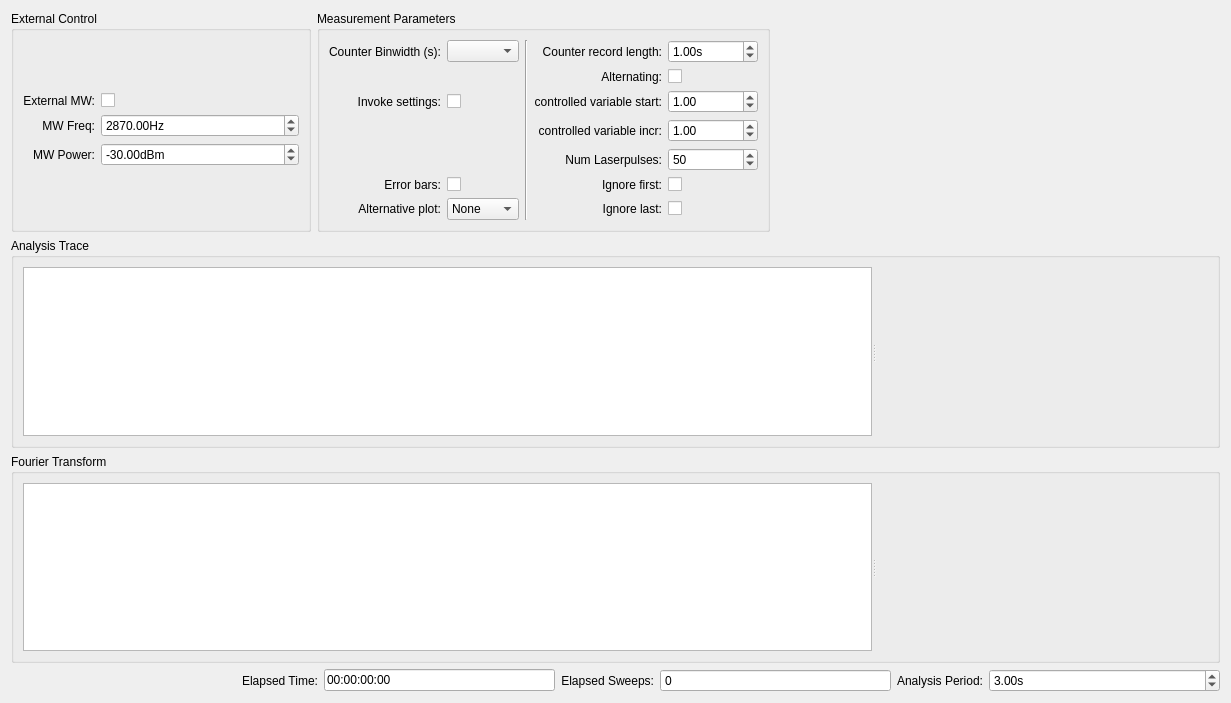
Above: src/qudi/gui/pulsed/ui_pulse_analysis.ui from Ulm-IQO/qudi-iqo-modules before the change. Below: the same form after it.
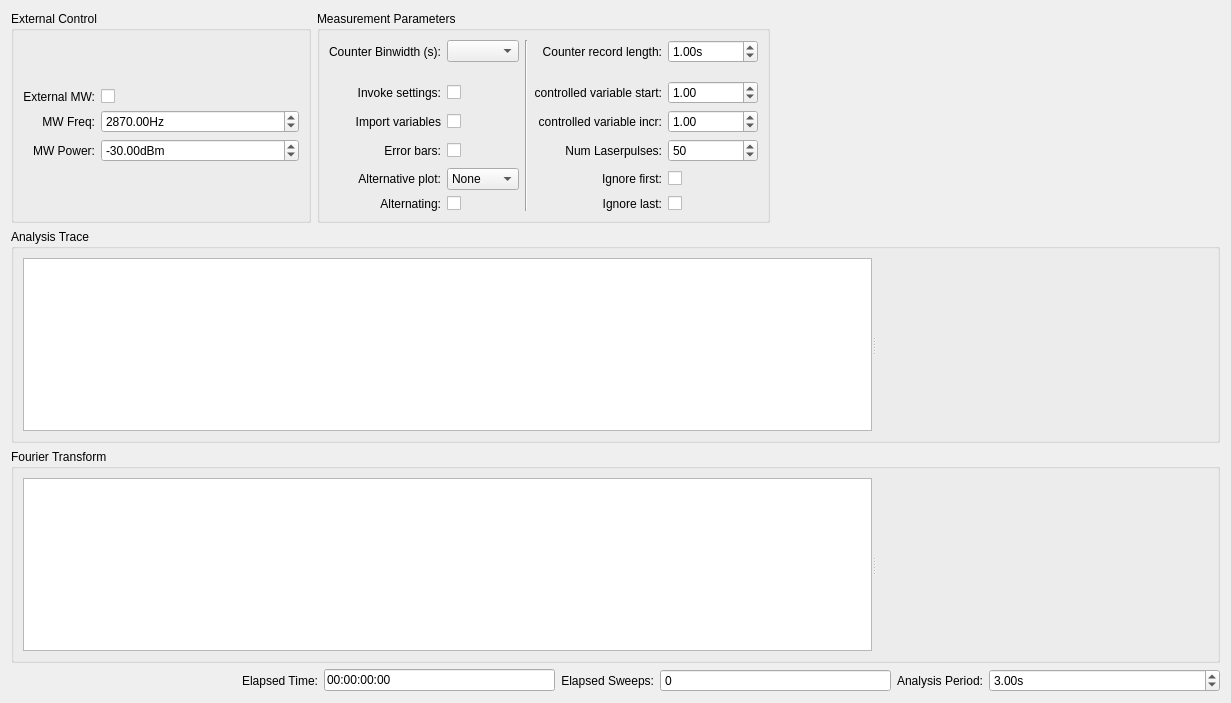
That is the form after the change. Custom widgets are drawn as their Qt base class.

```diff
--- a/src/qudi/gui/pulsed/ui_pulse_analysis.ui
+++ b/src/qudi/gui/pulsed/ui_pulse_analysis.ui
@@ -13,6 +13,9 @@
   <property name="windowTitle">
    <string>Form</string>
   </property>
+  <property name="import_vars_array" stdset="0">
+   <bool>false</bool>
+  </property>
   <layout class="QVBoxLayout" name="verticalLayout_3" stretch="0,1,1,0">
    <item>
     <layout class="QHBoxLayout" name="horizontalLayout_3">
@@ -171,16 +174,12 @@
        </property>
        <layout class="QGridLayout" name="gridLayout_28">
         <item row="0" column="0">
-         <layout class="QGridLayout" name="gridLayout_25">
-          <item row="0" column="2" rowspan="7">
-           <widget class="Line" name="line">
-            <property name="orientation">
-             <enum>Qt::Vertical</enum>
-            </property>
-           </widget>
-          </item>
+         <layout class="QGridLayout" name="gridLayout_25" rowstretch="0,0,0,0,0,0,0,0" columnstretch="0,0,0,0,0">
+          <property name="spacing">
+           <number>6</number>
+          </property>
           <item row="6" column="4">
-           <widget class="QCheckBox" name="ana_param_ignore_last_CheckBox">
+           <widget class="QCheckBox" name="ana_param_ignore_first_CheckBox">
             <property name="sizePolicy">
              <sizepolicy hsizetype="Preferred" vsizetype="Fixed">
               <horstretch>0</horstretch>
@@ -195,16 +194,38 @@
             </property>
            </widget>
           </item>
-          <item row="0" column="3">
-           <widget class="QLabel" name="ana_param_record_length_Label">
+          <item row="3" column="3">
+           <widget class="QLabel" name="ana_param_x_axis_start_Label">
             <property name="text">
-             <string>Counter record length:</string>
+             <string>controlled variable start:</string>
             </property>
             <property name="alignment">
              <set>Qt::AlignRight|Qt::AlignTrailing|Qt::AlignVCenter</set>
             </property>
            </widget>
           </item>
+          <item row="3" column="1">
+           <widget class="QCheckBox" name="ana_param_invoke_settings_CheckBox">
+            <property name="enabled">
+             <bool>true</bool>
+            </property>
+            <property name="sizePolicy">
+             <sizepolicy hsizetype="Preferred" vsizetype="Fixed">
+              <horstretch>0</horstretch>
+              <verstretch>0</verstretch>
+             </sizepolicy>
+            </property>
+            <property name="layoutDirection">
+             <enum>Qt::LeftToRight</enum>
+            </property>
+            <property name="text">
+             <string/>
+            </property>
+            <property name="checked">
+             <bool>false</bool>
+            </property>
+           </widget>
+          </item>
           <item row="0" column="4">
            <widget class="ScienDSpinBox" name="ana_param_record_length_DoubleSpinBox">
             <property name="sizePolicy">
@@ -227,45 +248,74 @@
             </property>
            </widget>
           </item>
-          <item row="2" column="4">
-           <widget class="ScienDSpinBox" name="ana_param_x_axis_start_ScienDSpinBox">
-            <property name="enabled">
-             <bool>true</bool>
-            </property>
+          <item row="7" column="1">
+           <widget class="QCheckBox" name="ana_param_alternating_CheckBox">
             <property name="sizePolicy">
-             <sizepolicy hsizetype="Expanding" vsizetype="Fixed">
+             <sizepolicy hsizetype="Preferred" vsizetype="Fixed">
               <horstretch>0</horstretch>
               <verstretch>0</verstretch>
              </sizepolicy>
             </property>
-            <property name="maximum">
-             <double>999999999.000000000000000</double>
+            <property name="layoutDirection">
+             <enum>Qt::LeftToRight</enum>
             </property>
-            <property name="value">
-             <double>1.000000000000000</double>
-            </property>
-           </widget>
-          </item>
-          <item row="3" column="4">
-           <widget class="ScienDSpinBox" name="ana_param_x_axis_inc_ScienDSpinBox">
-            <property name="enabled">
-             <bool>true</bool>
-            </property>
-            <property name="sizePolicy">
-             <sizepolicy hsizetype="Expanding" vsizetype="Fixed">
-              <horstretch>0</horstretch>
-              <verstretch>0</verstretch>
-             </sizepolicy>
-            </property>
-            <property name="maximum">
-             <double>999999999.000000000000000</double>
-            </property>
-            <property name="value">
-             <double>1.000000000000000</double>
+            <property name="text">
+             <string/>
             </property>
            </widget>
           </item>
           <item row="4" column="4">
+           <widget class="ScienDSpinBox" name="ana_param_x_axis_inc_ScienDSpinBox">
+            <property name="enabled">
+             <bool>true</bool>
+            </property>
+            <property name="sizePolicy">
+             <sizepolicy hsizetype="Expanding" vsizetype="Fixed">
+              <horstretch>0</horstretch>
+              <verstretch>0</verstretch>
+             </sizepolicy>
+            </property>
+            <property name="maximum">
+             <double>999999999.000000000000000</double>
+            </property>
+            <property name="value">
+             <double>1.000000000000000</double>
+            </property>
+           </widget>
+          </item>
+          <item row="0" column="3">
+           <widget class="QLabel" name="ana_param_record_length_Label">
+            <property name="text">
+             <string>Counter record length:</string>
+            </property>
+            <property name="alignment">
+             <set>Qt::AlignRight|Qt::AlignTrailing|Qt::AlignVCenter</set>
+            </property>
+           </widget>
+          </item>
+          <item row="4" column="1">
+           <widget class="QCheckBox" name="ana_param_import_vars_CheckBox">
+            <property name="enabled">
+             <bool>true</bool>
+            </property>
+            <property name="sizePolicy">
+             <sizepolicy hsizetype="Preferred" vsizetype="Fixed">
+              <horstretch>0</horstretch>
+              <verstretch>0</verstretch>
+             </sizepolicy>
+            </property>
+            <property name="layoutDirection">
+             <enum>Qt::LeftToRight</enum>
+            </property>
+            <property name="text">
+             <string/>
+            </property>
+            <property name="checked">
+             <bool>false</bool>
+            </property>
+           </widget>
+          </item>
+          <item row="5" column="4">
            <widget class="QSpinBox" name="ana_param_num_laser_pulse_SpinBox">
             <property name="sizePolicy">
              <sizepolicy hsizetype="Expanding" vsizetype="Fixed">
@@ -284,50 +334,17 @@
             </property>
            </widget>
           </item>
-          <item row="2" column="3">
-           <widget class="QLabel" name="ana_param_x_axis_start_Label">
+          <item row="5" column="0">
+           <widget class="QLabel" name="show_errorbars_Label">
             <property name="text">
-             <string>controlled variable start:</string>
+             <string>Error bars:</string>
             </property>
             <property name="alignment">
              <set>Qt::AlignRight|Qt::AlignTrailing|Qt::AlignVCenter</set>
             </property>
            </widget>
           </item>
-          <item row="3" column="3">
-           <widget class="QLabel" name="ana_param_x_axis_inc_Label">
-            <property name="text">
-             <string>controlled variable incr:</string>
-            </property>
-            <property name="alignment">
-             <set>Qt::AlignRight|Qt::AlignTrailing|Qt::AlignVCenter</set>
-            </property>
-           </widget>
-          </item>
-          <item row="4" column="3">
-           <widget class="QLabel" name="ana_param_num_laserpulses_Label">
-            <property name="text">
-             <string>Num Laserpulses:</string>
-            </property>
-            <property name="alignment">
-             <set>Qt::AlignRight|Qt::AlignTrailing|Qt::AlignVCenter</set>
-            </property>
-           </widget>
-          </item>
-          <item row="0" column="0">
-           <widget class="QLabel" name="label_22">
-            <property name="text">
-             <string>Counter Binwidth (s):</string>
-            </property>
-            <property name="alignment">
-             <set>Qt::AlignRight|Qt::AlignTrailing|Qt::AlignVCenter</set>
-            </property>
-           </widget>
-          </item>
-          <item row="0" column="1">
-           <widget class="QComboBox" name="ana_param_fc_bins_ComboBox"/>
-          </item>
-          <item row="2" column="0">
+          <item row="3" column="0">
            <widget class="QLabel" name="label_2">
             <property name="text">
              <string>Invoke settings:</string>
@@ -337,61 +354,49 @@
             </property>
            </widget>
           </item>
-          <item row="2" column="1">
-           <widget class="QCheckBox" name="ana_param_invoke_settings_CheckBox">
+          <item row="4" column="0">
+           <widget class="QLabel" name="ana_param_import_vars_Label">
+            <property name="text">
+             <string>Import variables</string>
+            </property>
+            <property name="alignment">
+             <set>Qt::AlignRight|Qt::AlignTrailing|Qt::AlignVCenter</set>
+            </property>
+            <property name="import_vars_array" stdset="0">
+             <bool>false</bool>
+            </property>
+           </widget>
+          </item>
+          <item row="3" column="4">
+           <widget class="ScienDSpinBox" name="ana_param_x_axis_start_ScienDSpinBox">
             <property name="enabled">
              <bool>true</bool>
             </property>
             <property name="sizePolicy">
-             <sizepolicy hsizetype="Preferred" vsizetype="Fixed">
+             <sizepolicy hsizetype="Expanding" vsizetype="Fixed">
               <horstretch>0</horstretch>
               <verstretch>0</verstretch>
              </sizepolicy>
             </property>
-            <property name="layoutDirection">
-             <enum>Qt::LeftToRight</enum>
+            <property name="maximum">
+             <double>999999999.000000000000000</double>
             </property>
-            <property name="text">
-             <string/>
+            <property name="value">
+             <double>1.000000000000000</double>
             </property>
-            <property name="checked">
-             <bool>false</bool>
-            </property>
            </widget>
           </item>
-          <item row="5" column="4">
-           <widget class="QCheckBox" name="ana_param_ignore_first_CheckBox">
-            <property name="sizePolicy">
-             <sizepolicy hsizetype="Preferred" vsizetype="Fixed">
-              <horstretch>0</horstretch>
-              <verstretch>0</verstretch>
-             </sizepolicy>
-            </property>
-            <property name="layoutDirection">
-             <enum>Qt::LeftToRight</enum>
-            </property>
+          <item row="6" column="0">
+           <widget class="QLabel" name="second_plot_Label">
             <property name="text">
-             <string/>
+             <string>Alternative plot:</string>
             </property>
-           </widget>
-          </item>
-          <item row="1" column="4">
-           <widget class="QCheckBox" name="ana_param_alternating_CheckBox">
-            <property name="sizePolicy">
-             <sizepolicy hsizetype="Preferred" vsizetype="Fixed">
-              <horstretch>0</horstretch>
-              <verstretch>0</verstretch>
-             </sizepolicy>
+            <property name="alignment">
+             <set>Qt::AlignRight|Qt::AlignTrailing|Qt::AlignVCenter</set>
             </property>
-            <property name="layoutDirection">
-             <enum>Qt::LeftToRight</enum>
-            </property>
-            <property name="text">
-             <string/>
-            </property>
            </widget>
           </item>
-          <item row="1" column="3">
+          <item row="7" column="0">
            <widget class="QLabel" name="label_3">
             <property name="text">
              <string>Alternating:</string>
@@ -401,20 +406,33 @@
             </property>
            </widget>
           </item>
-          <item row="5" column="3">
-           <widget class="QLabel" name="label_4">
-            <property name="layoutDirection">
-             <enum>Qt::LeftToRight</enum>
-            </property>
+          <item row="0" column="0">
+           <widget class="QLabel" name="label_22">
             <property name="text">
-             <string>Ignore first:</string>
+             <string>Counter Binwidth (s):</string>
             </property>
             <property name="alignment">
              <set>Qt::AlignRight|Qt::AlignTrailing|Qt::AlignVCenter</set>
             </property>
            </widget>
           </item>
-          <item row="6" column="3">
+          <item row="7" column="4">
+           <widget class="QCheckBox" name="ana_param_ignore_last_CheckBox">
+            <property name="sizePolicy">
+             <sizepolicy hsizetype="Preferred" vsizetype="Fixed">
+              <horstretch>0</horstretch>
+              <verstretch>0</verstretch>
+             </sizepolicy>
+            </property>
+            <property name="layoutDirection">
+             <enum>Qt::LeftToRight</enum>
+            </property>
+            <property name="text">
+             <string/>
+            </property>
+           </widget>
+          </item>
+          <item row="7" column="3">
            <widget class="QLabel" name="label_5">
             <property name="text">
              <string>Ignore last:</string>
@@ -424,6 +442,9 @@
             </property>
            </widget>
           </item>
+          <item row="0" column="1">
+           <widget class="QComboBox" name="ana_param_fc_bins_ComboBox"/>
+          </item>
           <item row="6" column="1">
            <widget class="QComboBox" name="second_plot_ComboBox">
             <item>
@@ -443,26 +464,6 @@
             </item>
            </widget>
           </item>
-          <item row="6" column="0">
-           <widget class="QLabel" name="second_plot_Label">
-            <property name="text">
-             <string>Alternative plot:</string>
-            </property>
-            <property name="alignment">
-             <set>Qt::AlignRight|Qt::AlignTrailing|Qt::AlignVCenter</set>
-            </property>
-           </widget>
-          </item>
-          <item row="5" column="0">
-           <widget class="QLabel" name="show_errorbars_Label">
-            <property name="text">
-             <string>Error bars:</string>
-            </property>
-            <property name="alignment">
-             <set>Qt::AlignRight|Qt::AlignTrailing|Qt::AlignVCenter</set>
-            </property>
-           </widget>
-          </item>
           <item row="5" column="1">
            <widget class="QCheckBox" name="ana_param_errorbars_CheckBox">
             <property name="sizePolicy">
@@ -476,6 +477,46 @@
             </property>
            </widget>
           </item>
+          <item row="4" column="3">
+           <widget class="QLabel" name="ana_param_x_axis_inc_Label">
+            <property name="text">
+             <string>controlled variable incr:</string>
+            </property>
+            <property name="alignment">
+             <set>Qt::AlignRight|Qt::AlignTrailing|Qt::AlignVCenter</set>
+            </property>
+           </widget>
+          </item>
+          <item row="5" column="3">
+           <widget class="QLabel" name="ana_param_num_laserpulses_Label">
+            <property name="text">
+             <string>Num Laserpulses:</string>
+            </property>
+            <property name="alignment">
+             <set>Qt::AlignRight|Qt::AlignTrailing|Qt::AlignVCenter</set>
+            </property>
+           </widget>
+          </item>
+          <item row="6" column="3">
+           <widget class="QLabel" name="label_4">
+            <property name="layoutDirection">
+             <enum>Qt::LeftToRight</enum>
+            </property>
+            <property name="text">
+             <string>Ignore first:</string>
+            </property>
+            <property name="alignment">
+             <set>Qt::AlignRight|Qt::AlignTrailing|Qt::AlignVCenter</set>
+            </property>
+           </widget>
+          </item>
+          <item row="0" column="2" rowspan="8">
+           <widget class="Line" name="line">
+            <property name="orientation">
+             <enum>Qt::Vertical</enum>
+            </property>
+           </widget>
+          </item>
          </layout>
         </item>
        </layout>
```
Left out of the diff: 4 changed lines with no effect on the pictures.
